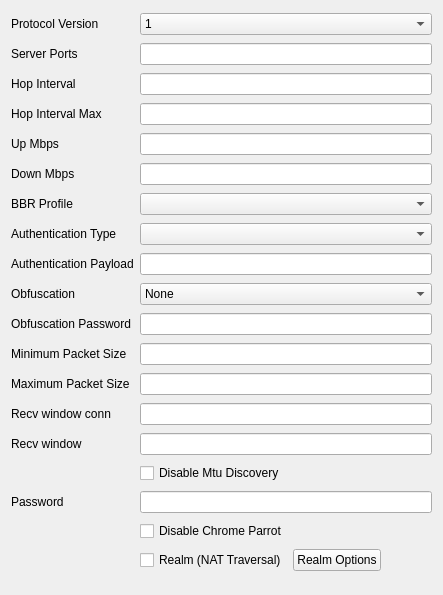
Above: upstream/include/ui/profile/edit_hysteria.ui from hopol/throne-mirror before the change. Below: the same form after it.
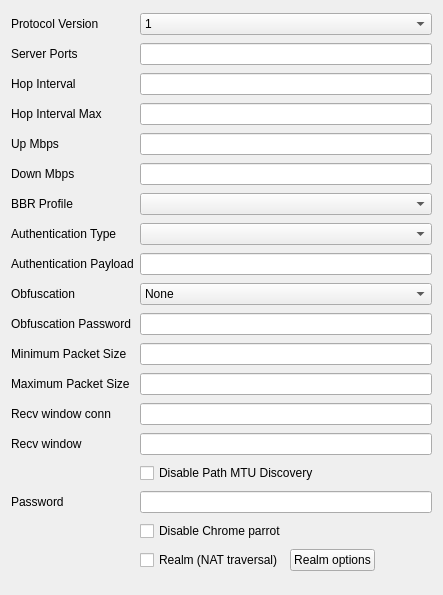
That is the form after the change.

Diff of the .ui file:
```diff
--- a/upstream/include/ui/profile/edit_hysteria.ui
+++ b/upstream/include/ui/profile/edit_hysteria.ui
@@ -283,7 +283,7 @@
    <item row="15" column="1">
     <widget class="QCheckBox" name="disable_mtu_discovery">
      <property name="text">
-      <string>Disable Mtu Discovery</string>
+      <string>Disable Path MTU Discovery</string>
      </property>
     </widget>
    </item>
@@ -308,7 +308,7 @@
 initial packet size and the initial receive windows.</string>
      </property>
      <property name="text">
-      <string>Disable Chrome Parrot</string>
+      <string>Disable Chrome parrot</string>
      </property>
     </widget>
    </item>
@@ -321,14 +321,14 @@
 rendezvous service. Replaces the server address and port.</string>
        </property>
        <property name="text">
-        <string>Realm (NAT Traversal)</string>
+        <string>Realm (NAT traversal)</string>
        </property>
       </widget>
      </item>
      <item>
       <widget class="QPushButton" name="realm_options">
        <property name="text">
-        <string>Realm Options</string>
+        <string>Realm options</string>
        </property>
       </widget>
      </item>
```
Left out of the diff: 9 changed lines with no effect on the pictures.
